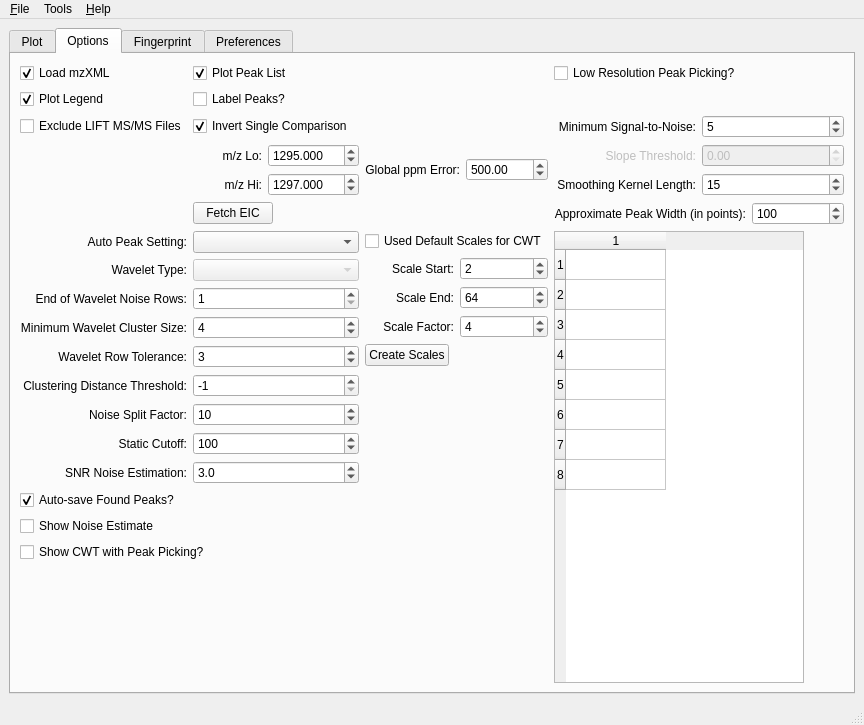
The window that SimpleView/main.ui (mfitzp/toolz) describes before a commit, drawn with Qt 5.
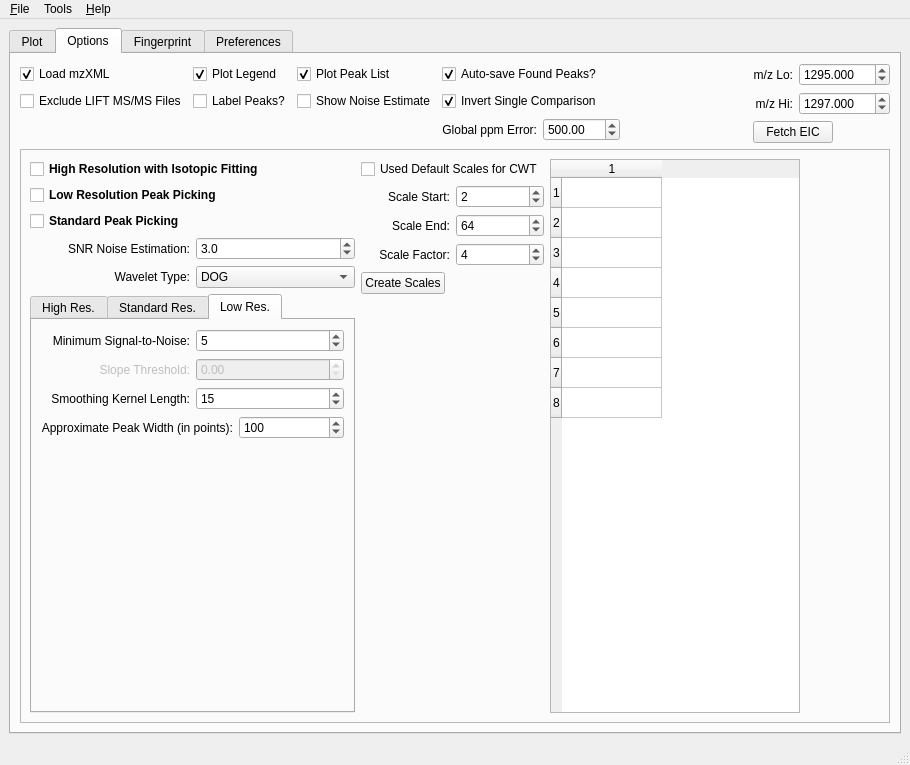
The same window after the commit. The open tabs and pages were chosen to show the change. Icons and pictures are not drawn. Custom widgets are drawn as their Qt base class.

```diff
--- a/SimpleView/main.ui
+++ b/SimpleView/main.ui
@@ -5,8 +5,8 @@
    <rect>
     <x>0</x>
     <y>0</y>
-    <width>864</width>
-    <height>725</height>
+    <width>910</width>
+    <height>765</height>
    </rect>
   </property>
   <property name="windowTitle" >
@@ -530,6 +530,10 @@
        <attribute name="title" >
         <string>Options</string>
        </attribute>
+       <layout class="QVBoxLayout" name="verticalLayout_7" >
+        <item>
+         <layout class="QHBoxLayout" name="horizontalLayout_3" >
+          <item>
        <layout class="QGridLayout" name="gridLayout" >
         <item row="0" column="0" >
          <widget class="QCheckBox" name="loadmzXMLCB" >
@@ -551,23 +555,6 @@
          </widget>
         </item>
         <item row="0" column="1" >
-         <widget class="QCheckBox" name="plotPkListCB" >
-          <property name="text" >
-           <string>Plot Peak List</string>
-          </property>
-          <property name="checked" >
-           <bool>true</bool>
-          </property>
-         </widget>
-        </item>
-        <item row="0" column="3" >
-         <widget class="QCheckBox" name="lowResPP_CB" >
-          <property name="text" >
-           <string>Low Resolution Peak Picking?</string>
-          </property>
-         </widget>
-        </item>
-        <item row="1" column="0" >
          <widget class="QCheckBox" name="plotLegendCB" >
           <property name="toolTip" >
            <string>&lt;html>&lt;head>&lt;meta name="qrichtext" content="1" />&lt;style type="text/css">
@@ -583,6 +570,45 @@
           </property>
          </widget>
         </item>
+            <item row="0" column="2" >
+             <widget class="QCheckBox" name="plotPkListCB" >
+              <property name="text" >
+               <string>Plot Peak List</string>
+              </property>
+              <property name="checked" >
+               <bool>true</bool>
+              </property>
+             </widget>
+            </item>
+            <item row="0" column="3" >
+             <widget class="QCheckBox" name="autoSavePkList_CB" >
+              <property name="toolTip" >
+               <string>&lt;html>&lt;head>&lt;meta name="qrichtext" content="1" />&lt;style type="text/css">
+p, li { white-space: pre-wrap; }
+&lt;/style>&lt;/head>&lt;body style=" font-family:'MS Shell Dlg 2'; font-size:8.25pt; font-weight:400; font-style:normal;">
+&lt;p style="-qt-paragraph-type:empty; margin-top:0px; margin-bottom:0px; margin-left:0px; margin-right:0px; -qt-block-indent:0; text-indent:0px;">&lt;/p>&lt;/body>&lt;/html></string>
+              </property>
+              <property name="text" >
+               <string>Auto-save Found Peaks?</string>
+              </property>
+              <property name="checked" >
+               <bool>true</bool>
+              </property>
+             </widget>
+            </item>
+            <item row="1" column="0" >
+             <widget class="QCheckBox" name="excludeLIFTCB" >
+              <property name="toolTip" >
+               <string>&lt;html>&lt;head>&lt;meta name="qrichtext" content="1" />&lt;style type="text/css">
+p, li { white-space: pre-wrap; }
+&lt;/style>&lt;/head>&lt;body style=" font-family:'MS Shell Dlg 2'; font-size:8.25pt; font-weight:400; font-style:normal;">
+&lt;p style=" margin-top:0px; margin-bottom:0px; margin-left:0px; margin-right:0px; -qt-block-indent:0; text-indent:0px;">Ignore LIFT files when loading data?&lt;/p>&lt;/body>&lt;/html></string>
+              </property>
+              <property name="text" >
+               <string>Exclude LIFT MS/MS Files</string>
+              </property>
+             </widget>
+            </item>
         <item row="1" column="1" >
          <widget class="QCheckBox" name="labelPeak_CB" >
           <property name="toolTip" >
@@ -599,8 +625,8 @@
           </property>
          </widget>
         </item>
-        <item row="2" column="0" >
-         <widget class="QCheckBox" name="excludeLIFTCB" >
+            <item row="1" column="2" >
+             <widget class="QCheckBox" name="plotNoiseEst_CB" >
           <property name="toolTip" >
            <string>&lt;html>&lt;head>&lt;meta name="qrichtext" content="1" />&lt;style type="text/css">
 p, li { white-space: pre-wrap; }
@@ -608,11 +634,14 @@
 &lt;p style=" margin-top:0px; margin-bottom:0px; margin-left:0px; margin-right:0px; -qt-block-indent:0; text-indent:0px;">Ignore LIFT files when loading data?&lt;/p>&lt;/body>&lt;/html></string>
           </property>
           <property name="text" >
-           <string>Exclude LIFT MS/MS Files</string>
+               <string>Show Noise Estimate</string>
+              </property>
+              <property name="checked" >
+               <bool>false</bool>
           </property>
          </widget>
         </item>
-        <item row="2" column="1" >
+            <item row="1" column="3" >
          <widget class="QCheckBox" name="invertCompCB" >
           <property name="text" >
            <string>Invert Single Comparison</string>
@@ -622,7 +651,7 @@
           </property>
          </widget>
         </item>
-        <item rowspan="4" row="2" column="2" >
+            <item row="2" column="3" >
          <layout class="QHBoxLayout" >
           <item>
            <widget class="QLabel" name="label_18" >
@@ -652,34 +681,22 @@
           </item>
          </layout>
         </item>
-        <item row="2" column="3" >
-         <layout class="QHBoxLayout" name="_5" >
-          <item>
-           <widget class="QLabel" name="label_27" >
-            <property name="text" >
-             <string>Minimum Signal-to-Noise:</string>
-            </property>
-            <property name="alignment" >
-             <set>Qt::AlignRight|Qt::AlignTrailing|Qt::AlignVCenter</set>
-            </property>
-           </widget>
-          </item>
-          <item>
-           <widget class="QSpinBox" name="lowResMinSNR_SB" >
-            <property name="minimum" >
-             <number>2</number>
-            </property>
-            <property name="maximum" >
-             <number>250000</number>
-            </property>
-            <property name="value" >
-             <number>5</number>
-            </property>
-           </widget>
-          </item>
-         </layout>
-        </item>
-        <item rowspan="3" row="3" column="1" >
+           </layout>
+          </item>
+          <item>
+           <spacer name="horizontalSpacer" >
+            <property name="orientation" >
+             <enum>Qt::Horizontal</enum>
+            </property>
+            <property name="sizeHint" stdset="0" >
+             <size>
+              <width>40</width>
+              <height>20</height>
+             </size>
+            </property>
+           </spacer>
+          </item>
+          <item>
          <layout class="QVBoxLayout" >
           <item>
            <layout class="QHBoxLayout" >
@@ -785,57 +802,77 @@
           </item>
          </layout>
         </item>
-        <item row="3" column="3" >
-         <layout class="QHBoxLayout" name="_6" >
+         </layout>
+        </item>
           <item>
-           <widget class="QLabel" name="label_28" >
-            <property name="enabled" >
-             <bool>false</bool>
-            </property>
-            <property name="text" >
-             <string>Slope Threshold:</string>
-            </property>
-            <property name="alignment" >
-             <set>Qt::AlignRight|Qt::AlignTrailing|Qt::AlignVCenter</set>
-            </property>
-           </widget>
-          </item>
+         <widget class="QFrame" name="frame" >
+          <property name="frameShape" >
+           <enum>QFrame::StyledPanel</enum>
+          </property>
+          <property name="frameShadow" >
+           <enum>QFrame::Sunken</enum>
+          </property>
+          <property name="lineWidth" >
+           <number>2</number>
+          </property>
+          <property name="midLineWidth" >
+           <number>2</number>
+          </property>
+          <layout class="QGridLayout" name="gridLayout_2" >
+           <item row="0" column="0" >
+            <layout class="QHBoxLayout" name="horizontalLayout_2" >
           <item>
-           <widget class="QDoubleSpinBox" name="slopeThreshSB" >
-            <property name="enabled" >
-             <bool>false</bool>
-            </property>
-           </widget>
-          </item>
-         </layout>
-        </item>
-        <item row="4" column="3" >
-         <layout class="QHBoxLayout" name="_7" >
+              <layout class="QVBoxLayout" name="verticalLayout_6" >
+               <item>
+                <layout class="QVBoxLayout" name="verticalLayout" >
+                 <item>
+                  <widget class="QCheckBox" name="hiResPP_CB" >
+                   <property name="font" >
+                    <font>
+                     <weight>75</weight>
+                     <bold>true</bold>
+                    </font>
+                   </property>
+                   <property name="text" >
+                    <string>High Resolution with Isotopic Fitting</string>
+                   </property>
+                  </widget>
+                 </item>
           <item>
-           <widget class="QLabel" name="label_29" >
+                  <widget class="QCheckBox" name="lowResPP_CB" >
+                   <property name="font" >
+                    <font>
+                     <weight>75</weight>
+                     <bold>true</bold>
+                    </font>
+                   </property>
             <property name="text" >
-             <string>Smoothing Kernel Length:</string>
-            </property>
-            <property name="alignment" >
-             <set>Qt::AlignRight|Qt::AlignTrailing|Qt::AlignVCenter</set>
-            </property>
+                    <string>Low Resolution Peak Picking</string>
+                   </property>
            </widget>
           </item>
           <item>
-           <widget class="QSpinBox" name="lowResSmthKern_SB" >
-            <property name="value" >
-             <number>15</number>
-            </property>
-           </widget>
-          </item>
-         </layout>
-        </item>
-        <item row="5" column="3" >
-         <layout class="QHBoxLayout" name="_8" >
+                  <widget class="QCheckBox" name="standardResPP_CB" >
+                   <property name="font" >
+                    <font>
+                     <weight>75</weight>
+                     <bold>true</bold>
+                    </font>
+                   </property>
+                   <property name="text" >
+                    <string>Standard Peak Picking</string>
+                   </property>
+                  </widget>
+                 </item>
           <item>
-           <widget class="QLabel" name="label_30" >
+                  <layout class="QHBoxLayout" >
+                   <item>
+                    <widget class="QLabel" name="label_16" >
+                     <property name="toolTip" >
+                      <string>SNR value used for noise estimate</string>
+                     </property>
             <property name="text" >
-             <string>Approximate Peak Width (in points):</string>
+                      <string>SNR Noise Estimation:</string>
             </property>
             <property name="alignment" >
              <set>Qt::AlignRight|Qt::AlignTrailing|Qt::AlignVCenter</set>
@@ -843,47 +880,24 @@
            </widget>
           </item>
           <item>
-           <widget class="QSpinBox" name="lowResPeakWidth_SB" >
+                    <widget class="QDoubleSpinBox" name="snrNoiseEst_SB" >
+                     <property name="toolTip" >
+                      <string>&lt;html>&lt;head>&lt;meta name="qrichtext" content="1" />&lt;style type="text/css">
+p, li { white-space: pre-wrap; }
+&lt;/style>&lt;/head>&lt;body style=" font-family:'MS Shell Dlg 2'; font-size:8.25pt; font-weight:400; font-style:normal;">
+&lt;p style=" margin-top:0px; margin-bottom:0px; margin-left:0px; margin-right:0px; -qt-block-indent:0; text-indent:0px;">&lt;span style=" font-size:8pt;">SNR value used for noise estimate&lt;/span>&lt;/p>&lt;/body>&lt;/html></string>
+                     </property>
+                     <property name="decimals" >
+                      <number>1</number>
+                     </property>
             <property name="minimum" >
-             <number>3</number>
+                      <double>1.000000000000000</double>
             </property>
             <property name="maximum" >
-             <number>200000</number>
+                      <double>5000.000000000000000</double>
             </property>
             <property name="value" >
-             <number>100</number>
-            </property>
-           </widget>
-          </item>
-         </layout>
-        </item>
-        <item row="6" column="0" colspan="2" >
-         <layout class="QVBoxLayout" >
-          <item>
-           <layout class="QHBoxLayout" >
-            <item>
-             <widget class="QLabel" name="label_25" >
-              <property name="toolTip" >
-               <string>&lt;html>&lt;head>&lt;meta name="qrichtext" content="1" />&lt;style type="text/css">
-p, li { white-space: pre-wrap; }
-&lt;/style>&lt;/head>&lt;body style=" font-family:'MS Shell Dlg 2'; font-size:8.25pt; font-weight:400; font-style:normal;">
-&lt;p style="-qt-paragraph-type:empty; margin-top:0px; margin-bottom:0px; margin-left:0px; margin-right:0px; -qt-block-indent:0; text-indent:0px;">&lt;/p>&lt;/body>&lt;/html></string>
-              </property>
-              <property name="text" >
-               <string>Auto Peak Setting:</string>
-              </property>
-              <property name="alignment" >
-               <set>Qt::AlignRight|Qt::AlignTrailing|Qt::AlignVCenter</set>
-              </property>
-             </widget>
-            </item>
-            <item>
-             <widget class="QComboBox" name="peakSetting_CB" >
-              <property name="toolTip" >
-               <string>&lt;html>&lt;head>&lt;meta name="qrichtext" content="1" />&lt;style type="text/css">
-p, li { white-space: pre-wrap; }
-&lt;/style>&lt;/head>&lt;body style=" font-family:'MS Shell Dlg 2'; font-size:8.25pt; font-weight:400; font-style:normal;">
-&lt;p style=" margin-top:0px; margin-bottom:0px; margin-left:0px; margin-right:0px; -qt-block-indent:0; text-indent:0px;">Peak Picking Presets&lt;/p>&lt;/body>&lt;/html></string>
+                      <double>3.000000000000000</double>
               </property>
              </widget>
             </item>
@@ -910,7 +924,7 @@
             <item>
              <widget class="QComboBox" name="comboBox" >
               <property name="enabled" >
-               <bool>false</bool>
+                      <bool>true</bool>
               </property>
               <property name="toolTip" >
                <string>&lt;html>&lt;head>&lt;meta name="qrichtext" content="1" />&lt;style type="text/css">
@@ -919,6 +933,65 @@
 &lt;p style=" margin-top:0px; margin-bottom:0px; margin-left:0px; margin-right:0px; -qt-block-indent:0; text-indent:0px;">&lt;span style=" font-size:8pt;">Default to Mexican Hat&lt;/span>&lt;/p>
 &lt;p style=" margin-top:0px; margin-bottom:0px; margin-left:0px; margin-right:0px; -qt-block-indent:0; text-indent:0px; font-size:8pt;">More later...&lt;/p>&lt;/body>&lt;/html></string>
               </property>
+                     <item>
+                      <property name="text" >
+                       <string>DOG</string>
+                      </property>
+                     </item>
+                     <item>
+                      <property name="text" >
+                       <string>Mexican Hat</string>
+                      </property>
+                     </item>
+                    </widget>
+                   </item>
+                  </layout>
+                 </item>
+                </layout>
+               </item>
+               <item>
+                <widget class="QTabWidget" name="tabWidget_PP" >
+                 <property name="currentIndex" >
+                  <number>0</number>
+                 </property>
+                 <widget class="QWidget" name="tab" >
+                  <attribute name="title" >
+                   <string>High Res.</string>
+                  </attribute>
+                 </widget>
+                 <widget class="QWidget" name="tab_6" >
+                  <attribute name="title" >
+                   <string>Standard Res.</string>
+                  </attribute>
+                  <layout class="QVBoxLayout" name="verticalLayout_5" >
+                   <item>
+                    <layout class="QVBoxLayout" name="verticalLayout_2" >
+                     <item>
+                      <layout class="QHBoxLayout" >
+                       <item>
+                        <widget class="QLabel" name="label_25" >
+                         <property name="toolTip" >
+                          <string>&lt;html>&lt;head>&lt;meta name="qrichtext" content="1" />&lt;style type="text/css">
+p, li { white-space: pre-wrap; }
+&lt;/style>&lt;/head>&lt;body style=" font-family:'MS Shell Dlg 2'; font-size:8.25pt; font-weight:400; font-style:normal;">
+&lt;p style="-qt-paragraph-type:empty; margin-top:0px; margin-bottom:0px; margin-left:0px; margin-right:0px; -qt-block-indent:0; text-indent:0px;">&lt;/p>&lt;/body>&lt;/html></string>
+                         </property>
+                         <property name="text" >
+                          <string>Auto Peak Setting:</string>
+                         </property>
+                         <property name="alignment" >
+                          <set>Qt::AlignRight|Qt::AlignTrailing|Qt::AlignVCenter</set>
+                         </property>
+                        </widget>
+                       </item>
+                       <item>
+                        <widget class="QComboBox" name="peakSetting_CB" >
+                         <property name="toolTip" >
+                          <string>&lt;html>&lt;head>&lt;meta name="qrichtext" content="1" />&lt;style type="text/css">
+p, li { white-space: pre-wrap; }
+&lt;/style>&lt;/head>&lt;body style=" font-family:'MS Shell Dlg 2'; font-size:8.25pt; font-weight:400; font-style:normal;">
+&lt;p style=" margin-top:0px; margin-bottom:0px; margin-left:0px; margin-right:0px; -qt-block-indent:0; text-indent:0px;">Peak Picking Presets&lt;/p>&lt;/body>&lt;/html></string>
+                         </property>
              </widget>
             </item>
            </layout>
@@ -1157,77 +1230,6 @@
             </item>
            </layout>
           </item>
-          <item>
-           <layout class="QHBoxLayout" >
-            <item>
-             <widget class="QLabel" name="label_16" >
-              <property name="toolTip" >
-               <string>SNR value used for noise estimate</string>
-              </property>
-              <property name="text" >
-               <string>SNR Noise Estimation:</string>
-              </property>
-              <property name="alignment" >
-               <set>Qt::AlignRight|Qt::AlignTrailing|Qt::AlignVCenter</set>
-              </property>
-             </widget>
-            </item>
-            <item>
-             <widget class="QDoubleSpinBox" name="snrNoiseEst_SB" >
-              <property name="toolTip" >
-               <string>&lt;html>&lt;head>&lt;meta name="qrichtext" content="1" />&lt;style type="text/css">
-p, li { white-space: pre-wrap; }
-&lt;/style>&lt;/head>&lt;body style=" font-family:'MS Shell Dlg 2'; font-size:8.25pt; font-weight:400; font-style:normal;">
-&lt;p style=" margin-top:0px; margin-bottom:0px; margin-left:0px; margin-right:0px; -qt-block-indent:0; text-indent:0px;">&lt;span style=" font-size:8pt;">SNR value used for noise estimate&lt;/span>&lt;/p>&lt;/body>&lt;/html></string>
-              </property>
-              <property name="decimals" >
-               <number>1</number>
-              </property>
-              <property name="minimum" >
-               <double>1.000000000000000</double>
-              </property>
-              <property name="maximum" >
-               <double>5000.000000000000000</double>
-              </property>
-              <property name="value" >
-               <double>3.000000000000000</double>
-              </property>
-             </widget>
-            </item>
-           </layout>
-          </item>
-          <item>
-           <widget class="QCheckBox" name="autoSavePkList_CB" >
-            <property name="toolTip" >
-             <string>&lt;html>&lt;head>&lt;meta name="qrichtext" content="1" />&lt;style type="text/css">
-p, li { white-space: pre-wrap; }
-&lt;/style>&lt;/head>&lt;body style=" font-family:'MS Shell Dlg 2'; font-size:8.25pt; font-weight:400; font-style:normal;">
-&lt;p style="-qt-paragraph-type:empty; margin-top:0px; margin-bottom:0px; margin-left:0px; margin-right:0px; -qt-block-indent:0; text-indent:0px;">&lt;/p>&lt;/body>&lt;/html></string>
-            </property>
-            <property name="text" >
-             <string>Auto-save Found Peaks?</string>
-            </property>
-            <property name="checked" >
-             <bool>true</bool>
-            </property>
-           </widget>
-          </item>
-          <item>
-           <widget class="QCheckBox" name="plotNoiseEst_CB" >
-            <property name="toolTip" >
-             <string>&lt;html>&lt;head>&lt;meta name="qrichtext" content="1" />&lt;style type="text/css">
-p, li { white-space: pre-wrap; }
-&lt;/style>&lt;/head>&lt;body style=" font-family:'MS Shell Dlg 2'; font-size:8.25pt; font-weight:400; font-style:normal;">
-&lt;p style=" margin-top:0px; margin-bottom:0px; margin-left:0px; margin-right:0px; -qt-block-indent:0; text-indent:0px;">Include noise estimate when plotting?&lt;/p>&lt;/body>&lt;/html></string>
-            </property>
-            <property name="text" >
-             <string>Show Noise Estimate</string>
-            </property>
-            <property name="checked" >
-             <bool>false</bool>
-            </property>
-           </widget>
-          </item>
           <item>
            <widget class="QCheckBox" name="showCWT_CB" >
             <property name="text" >
@@ -1250,7 +1252,138 @@
           </item>
          </layout>
         </item>
-        <item row="6" column="2" >
+                  </layout>
+                 </widget>
+                 <widget class="QWidget" name="tab_7" >
+                  <attribute name="title" >
+                   <string>Low Res.</string>
+                  </attribute>
+                  <layout class="QVBoxLayout" name="verticalLayout_4" >
+                   <item>
+                    <layout class="QVBoxLayout" name="verticalLayout_3" >
+                     <item>
+                      <layout class="QHBoxLayout" name="_5" >
+                       <item>
+                        <widget class="QLabel" name="label_27" >
+                         <property name="text" >
+                          <string>Minimum Signal-to-Noise:</string>
+                         </property>
+                         <property name="alignment" >
+                          <set>Qt::AlignRight|Qt::AlignTrailing|Qt::AlignVCenter</set>
+                         </property>
+                        </widget>
+                       </item>
+                       <item>
+                        <widget class="QSpinBox" name="lowResMinSNR_SB" >
+                         <property name="minimum" >
+                          <number>2</number>
+                         </property>
+                         <property name="maximum" >
+                          <number>250000</number>
+                         </property>
+                         <property name="value" >
+                          <number>5</number>
+                         </property>
+                        </widget>
+                       </item>
+                      </layout>
+                     </item>
+                     <item>
+                      <layout class="QHBoxLayout" name="_6" >
+                       <item>
+                        <widget class="QLabel" name="label_28" >
+                         <property name="enabled" >
+                          <bool>false</bool>
+                         </property>
+                         <property name="text" >
+                          <string>Slope Threshold:</string>
+                         </property>
+                         <property name="alignment" >
+                          <set>Qt::AlignRight|Qt::AlignTrailing|Qt::AlignVCenter</set>
+                         </property>
+                        </widget>
+                       </item>
+                       <item>
+                        <widget class="QDoubleSpinBox" name="slopeThreshSB" >
+                         <property name="enabled" >
+                          <bool>false</bool>
+                         </property>
+                        </widget>
+                       </item>
+                      </layout>
+                     </item>
+                     <item>
+                      <layout class="QHBoxLayout" name="_7" >
+                       <item>
+                        <widget class="QLabel" name="label_29" >
+                         <property name="text" >
+                          <string>Smoothing Kernel Length:</string>
+                         </property>
+                         <property name="alignment" >
+                          <set>Qt::AlignRight|Qt::AlignTrailing|Qt::AlignVCenter</set>
+                         </property>
+                        </widget>
+                       </item>
+                       <item>
+                        <widget class="QSpinBox" name="lowResSmthKern_SB" >
+                         <property name="value" >
+                          <number>15</number>
+                         </property>
+                        </widget>
+                       </item>
+                      </layout>
+                     </item>
+                     <item>
+                      <layout class="QHBoxLayout" name="_8" >
+                       <item>
+                        <widget class="QLabel" name="label_30" >
+                         <property name="text" >
+                          <string>Approximate Peak Width (in points):</string>
+                         </property>
+                         <property name="alignment" >
+                          <set>Qt::AlignRight|Qt::AlignTrailing|Qt::AlignVCenter</set>
+                         </property>
+                        </widget>
+                       </item>
+                       <item>
+                        <widget class="QSpinBox" name="lowResPeakWidth_SB" >
+                         <property name="minimum" >
+                          <number>3</number>
+                         </property>
+                         <property name="maximum" >
+                          <number>200000</number>
+                         </property>
+                         <property name="value" >
+                          <number>100</number>
+                         </property>
+                        </widget>
+                       </item>
+                      </layout>
+                     </item>
+                     <item>
+                      <spacer name="spacer" >
+                       <property name="orientation" >
+                        <enum>Qt::Vertical</enum>
+                       </property>
+                       <property name="sizeHint" stdset="0" >
+                        <size>
+                         <width>20</width>
+                         <height>40</height>
+                        </size>
+                       </property>
+                      </spacer>
+                     </item>
+                    </layout>
+                   </item>
+                  </layout>
+                 </widget>
+                </widget>
+               </item>
+              </layout>
+             </item>
+             <item>
+              <layout class="QHBoxLayout" name="horizontalLayout" >
+               <item>
          <layout class="QVBoxLayout" >
           <item>
            <widget class="QCheckBox" name="useDefaultScale_CB" >
@@ -1430,7 +1563,7 @@
           </item>
          </layout>
         </item>
-        <item row="6" column="3" >
+               <item>
          <layout class="QHBoxLayout" >
           <item>
            <layout class="QVBoxLayout" >
@@ -1477,13 +1610,20 @@
             </property>
             <property name="sizeHint" stdset="0" >
              <size>
-              <width>40</width>
+                     <width>80</width>
               <height>20</height>
              </size>
             </property>
            </spacer>
           </item>
          </layout>
+               </item>
+              </layout>
+             </item>
+            </layout>
+           </item>
+          </layout>
+         </widget>
         </item>
        </layout>
       </widget>
@@ -1882,7 +2022,7 @@
     <rect>
      <x>0</x>
      <y>0</y>
-     <width>864</width>
+     <width>910</width>
      <height>21</height>
     </rect>
    </property>
```
Left out of the diff: 10 changed lines with no effect on the pictures. Lines whose indentation alone changed are shown as unchanged.
